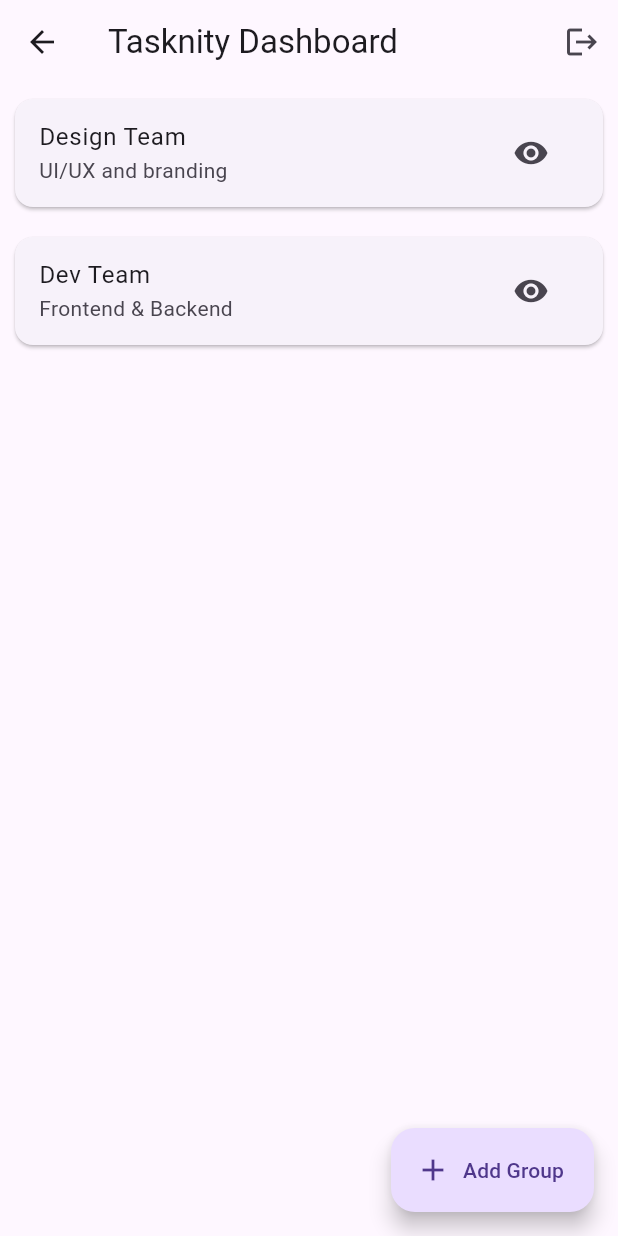
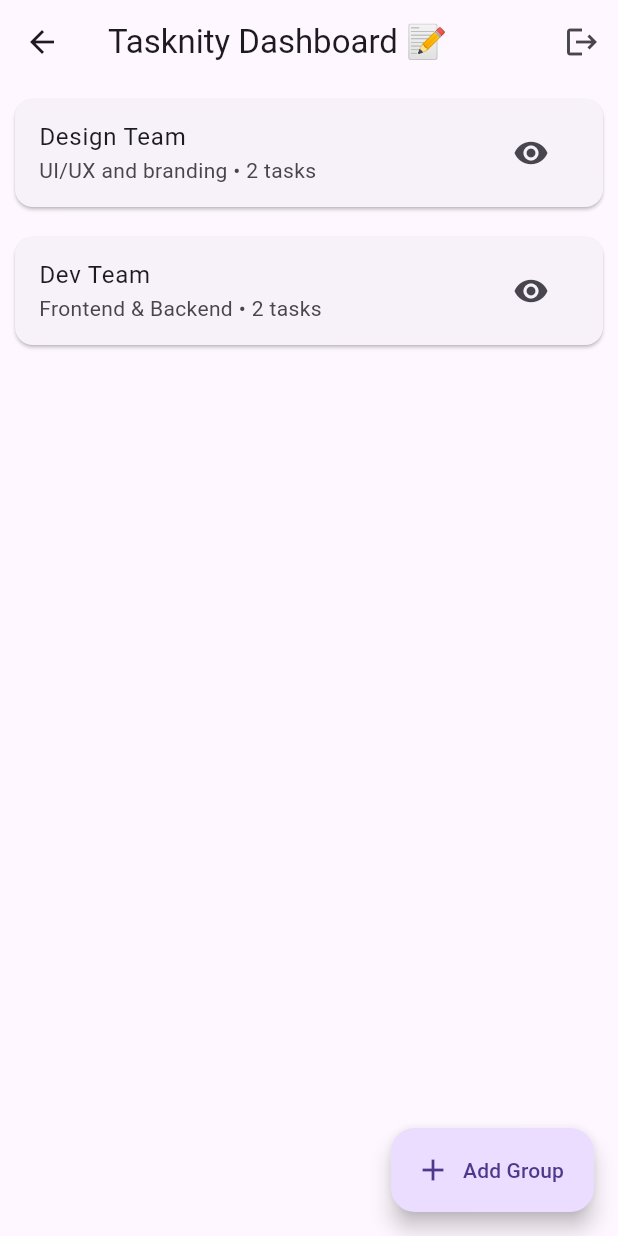
Before and after one commit to priyanka-bca/Project-Management-System, a Flutter app: the DashboardScreen screen opened by its route, on a phone screen of 412 x 824 dp. Run offline on Flutter 3.47's test engine with Material 3 defaults, Android fonts, the phone set to English and light mode, and no system bars.

Commit message:
Minor changes in dashboard

```diff
--- a/tasknity/lib/screens/dashboard_screen.dart
+++ b/tasknity/lib/screens/dashboard_screen.dart
@@ -48,23 +48,29 @@
           TextField(
             controller: nameController,
             decoration: const InputDecoration(
-                  labelText: 'Group name', border: OutlineInputBorder()),
+              labelText: 'Group name',
+              border: OutlineInputBorder(),
+            ),
           ),
           const SizedBox(height: 12),
           TextField(
             controller: descController,
             decoration: const InputDecoration(
-                  labelText: 'Description', border: OutlineInputBorder()),
+              labelText: 'Description',
+              border: OutlineInputBorder(),
+            ),
           ),
         ],
       ),
       actions: [
         TextButton(
           onPressed: () => Navigator.pop(context),
-              child: const Text('Cancel')),
+          child: const Text('Cancel'),
+        ),
         ElevatedButton(
           onPressed: () {
             if (nameController.text.trim().isEmpty) return;
+
             setState(() {
               groups.add({
                 "id": DateTime.now().millisecondsSinceEpoch,
@@ -73,13 +79,24 @@
                 "tasks": []
               });
             });
-                Navigator.pop(context);
+
+            Navigator.pop(context); // close dialog
+
+            // SnackBar to show group added
+            ScaffoldMessenger.of(context).showSnackBar(
+              SnackBar(
+                content: Text('Group "${nameController.text}" added!'),
+                duration: const Duration(seconds: 2),
+              ),
+            );
           },
-              child: const Text('Add'))
+          child: const Text('Add'),
+        ),
       ],
     ),
   );
 }
+
 
   void _addTaskDialog(Map<String, dynamic> group) {
     final titleController = TextEditingController();
@@ -194,7 +211,7 @@
   Widget build(BuildContext context) {
     return Scaffold(
       appBar: AppBar(
-        title: const Text('Tasknity Dashboard'),
+  title: const Text('Tasknity Dashboard 📝'), // added emoji
   actions: [
     IconButton(onPressed: _signOut, icon: const Icon(Icons.logout)),
   ],
@@ -207,7 +224,7 @@
             margin: const EdgeInsets.all(10),
             child: ListTile(
               title: Text(g["name"]),
-              subtitle: Text(g["description"]),
+             subtitle: Text('${g["description"]} • ${g["tasks"].length} tasks'),
               trailing: IconButton(
                 icon: const Icon(Icons.visibility),
                 onPressed: () => _viewTasksDialog(g),
@@ -221,7 +238,9 @@
   onPressed: _addGroupDialog,
   label: const Text('Add Group'),
   icon: const Icon(Icons.add),
+  tooltip: 'Click to create a new group', // added tooltip
 ),
+
     );
   }
 }
```
Lines whose indentation alone changed are shown as unchanged.
